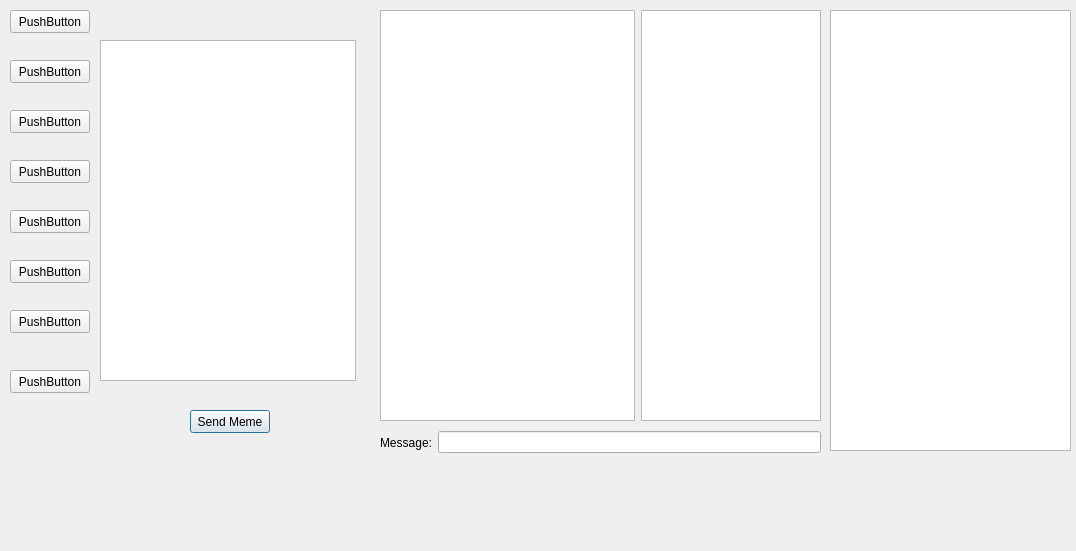
The window that mem-generator-ui/chatdialog.ui (tjlagrow/Meme-Machine) describes before a commit, drawn with Qt 5.
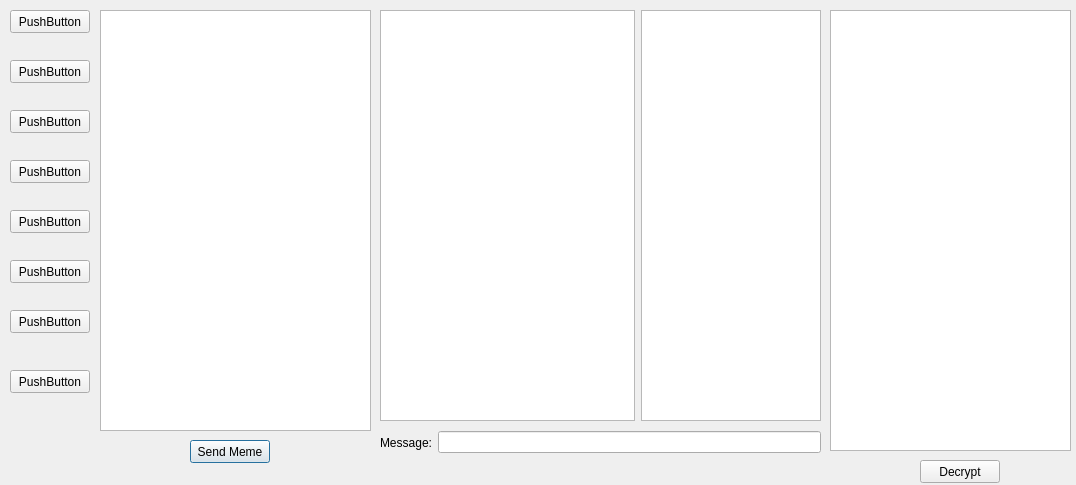
The same window after the commit.

```diff
--- a/mem-generator-ui/chatdialog.ui
+++ b/mem-generator-ui/chatdialog.ui
@@ -7,7 +7,7 @@
     <x>0</x>
     <y>0</y>
     <width>1076</width>
-    <height>551</height>
+    <height>485</height>
    </rect>
   </property>
   <property name="windowTitle">
@@ -114,9 +114,9 @@
    <property name="geometry">
     <rect>
      <x>100</x>
-     <y>40</y>
-     <width>256</width>
-     <height>341</height>
+     <y>10</y>
+     <width>271</width>
+     <height>421</height>
     </rect>
    </property>
   </widget>
@@ -124,7 +124,7 @@
    <property name="geometry">
     <rect>
      <x>190</x>
-     <y>410</y>
+     <y>440</y>
      <width>80</width>
      <height>23</height>
     </rect>
@@ -237,6 +237,19 @@
     <string>PushButton</string>
    </property>
   </widget>
+  <widget class="QPushButton" name="pushButton_10">
+   <property name="geometry">
+    <rect>
+     <x>920</x>
+     <y>460</y>
+     <width>80</width>
+     <height>23</height>
+    </rect>
+   </property>
+   <property name="text">
+    <string>Decrypt</string>
+   </property>
+  </widget>
  </widget>
  <resources/>
  <connections/>
```
